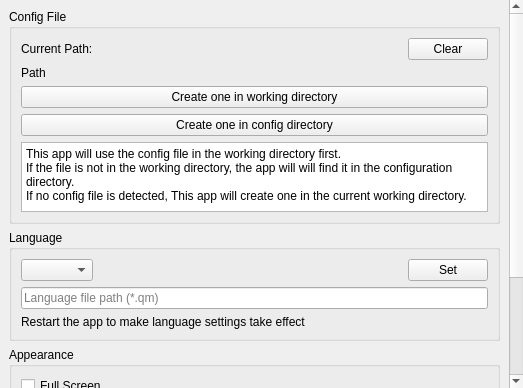
wh201906/SerialTest, file src/ui/settingstab.ui: the form before one commit.
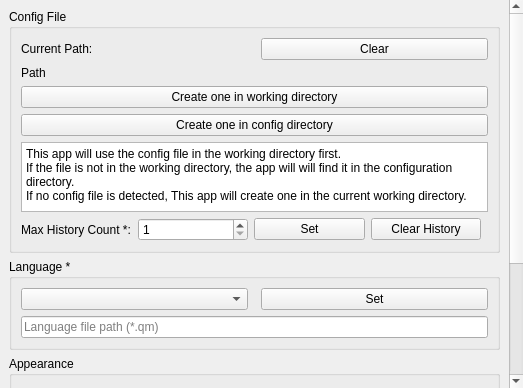
The form after the commit.

```diff
--- a/src/ui/settingstab.ui
+++ b/src/ui/settingstab.ui
@@ -41,9 +41,9 @@
       <property name="geometry">
        <rect>
         <x>0</x>
-        <y>-108</y>
+        <y>-188</y>
         <width>506</width>
-        <height>544</height>
+        <height>576</height>
        </rect>
       </property>
       <layout class="QVBoxLayout" name="verticalLayout_5">
@@ -67,12 +67,6 @@
               <property name="orientation">
                <enum>Qt::Horizontal</enum>
               </property>
-              <property name="sizeHint" stdset="0">
-               <size>
-                <width>40</width>
-                <height>20</height>
-               </size>
-              </property>
              </spacer>
             </item>
             <item>
@@ -120,13 +114,55 @@
             </property>
            </widget>
           </item>
+          <item>
+           <layout class="QHBoxLayout" name="horizontalLayout_4">
+            <item>
+             <widget class="QLabel" name="label_6">
+              <property name="text">
+               <string>Max History Count *:</string>
+              </property>
+             </widget>
+            </item>
+            <item>
+             <widget class="QSpinBox" name="Conf_maxHistoryBox">
+              <property name="minimum">
+               <number>1</number>
+              </property>
+              <property name="maximum">
+               <number>2147483640</number>
+              </property>
+             </widget>
+            </item>
+            <item>
+             <widget class="QPushButton" name="Conf_setMaxHistoryButton">
+              <property name="text">
+               <string>Set</string>
+              </property>
+             </widget>
+            </item>
+            <item>
+             <widget class="QPushButton" name="Conf_clearHistoryButton">
+              <property name="text">
+               <string>Clear History</string>
+              </property>
+             </widget>
+            </item>
+            <item>
+             <spacer name="horizontalSpacer_3">
+              <property name="orientation">
+               <enum>Qt::Horizontal</enum>
+              </property>
+             </spacer>
+            </item>
+           </layout>
+          </item>
          </layout>
         </widget>
        </item>
        <item>
         <widget class="QGroupBox" name="langGrpBox">
          <property name="title">
-          <string>Language</string>
+          <string>Language *</string>
          </property>
          <layout class="QVBoxLayout" name="verticalLayout_2">
           <item>
@@ -143,12 +179,6 @@
               <property name="orientation">
                <enum>Qt::Horizontal</enum>
               </property>
-              <property name="sizeHint" stdset="0">
-               <size>
-                <width>40</width>
-                <height>20</height>
-               </size>
-              </property>
              </spacer>
             </item>
             <item>
@@ -167,13 +197,6 @@
             </property>
            </widget>
           </item>
-          <item>
-           <widget class="QLabel" name="label_5">
-            <property name="text">
-             <string>Restart the app to make language settings take effect</string>
-            </property>
-           </widget>
-          </item>
          </layout>
         </widget>
        </item>
@@ -325,6 +348,13 @@
          </layout>
         </widget>
        </item>
+       <item>
+        <widget class="QLabel" name="label_5">
+         <property name="text">
+          <string>Restart the app to make settings with &quot;*&quot; take effect.</string>
+         </property>
+        </widget>
+       </item>
        <item>
         <spacer name="verticalSpacer">
          <property name="orientation">
```
